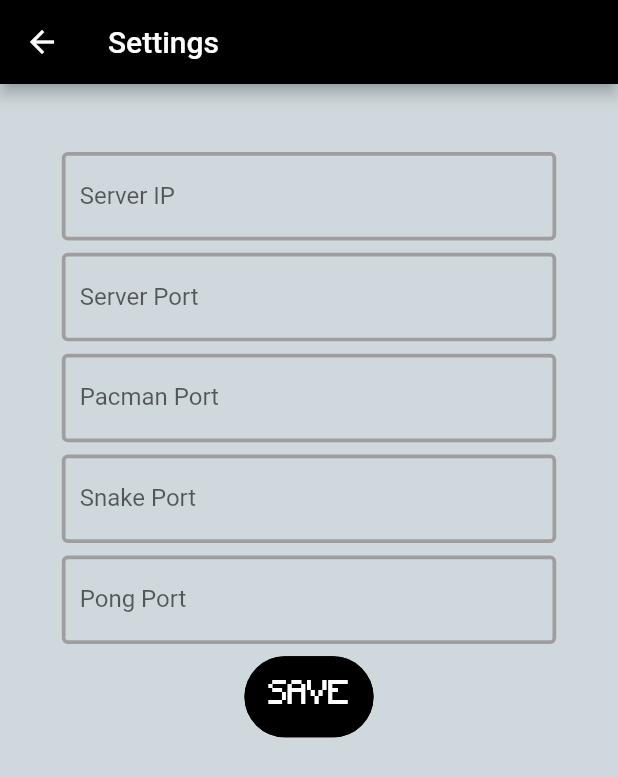
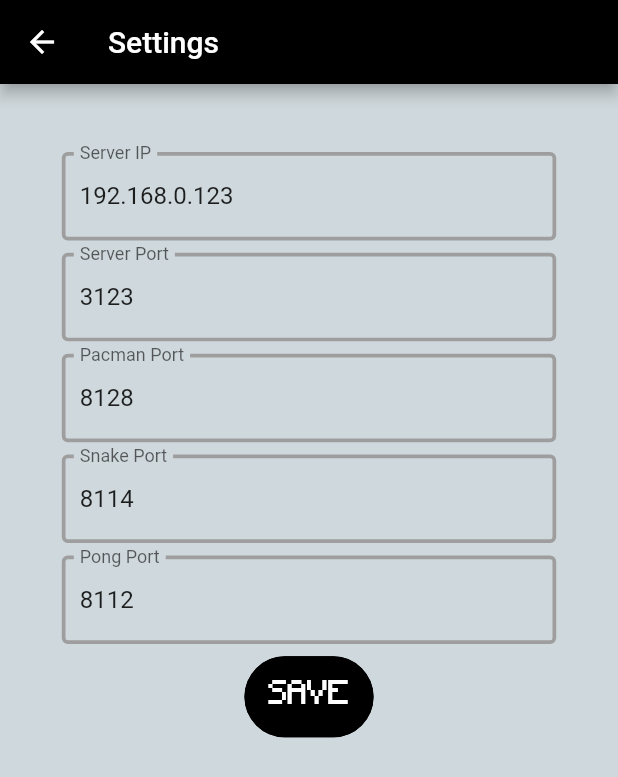
Before and after one commit to LiquidGalaxyLAB/asteroids-lg-retro-gaming, a Flutter app: the screen it shows after launch, after a tap on the "settings" icon, on a phone screen of 412 x 824 dp. Shown: the top 777 px of the screen. Run offline on Flutter 3.47's test engine with Material 2 defaults, Android fonts, the light colour scheme and no system bars; our stand-ins replace carousel_slider, get_storage, qr_flutter, socket_io_client, webview_flutter; network calls fail.

Commit message:
added default values for settings variables. closes #1

```diff
--- a/lib/screens/Home.dart
+++ b/lib/screens/Home.dart
@@ -296,6 +296,14 @@ class _HomeState extends State<Home> {
   }
 
   void connectToServer() async {
+    // set default values for variables
+    store.write('serverIp', '192.168.0.123');
+    store.write('serverPort', '3123');
+    store.write('pacmanPort', '8128');
+    store.write('snakePort', '8114');
+    store.write('pongPort', '8112');
+    ip = store.read('serverIp');
+    port = store.read('serverPort');
     try {
       // Configure socket to connect with server ip
       socket = io('http://$ip:$port', <String, dynamic>{
@@ -337,7 +345,9 @@ class _HomeState extends State<Home> {
   void pushToSettings(BuildContext context) async {
     await Navigator.pushNamed(context, '/settings');
 
-    socket.disconnect();
+    if (ip != null && port != null) {
+      socket.disconnect();
+    }
     ip = store.read('serverIp');
     port = store.read('serverPort');
     connectToServer();
```
